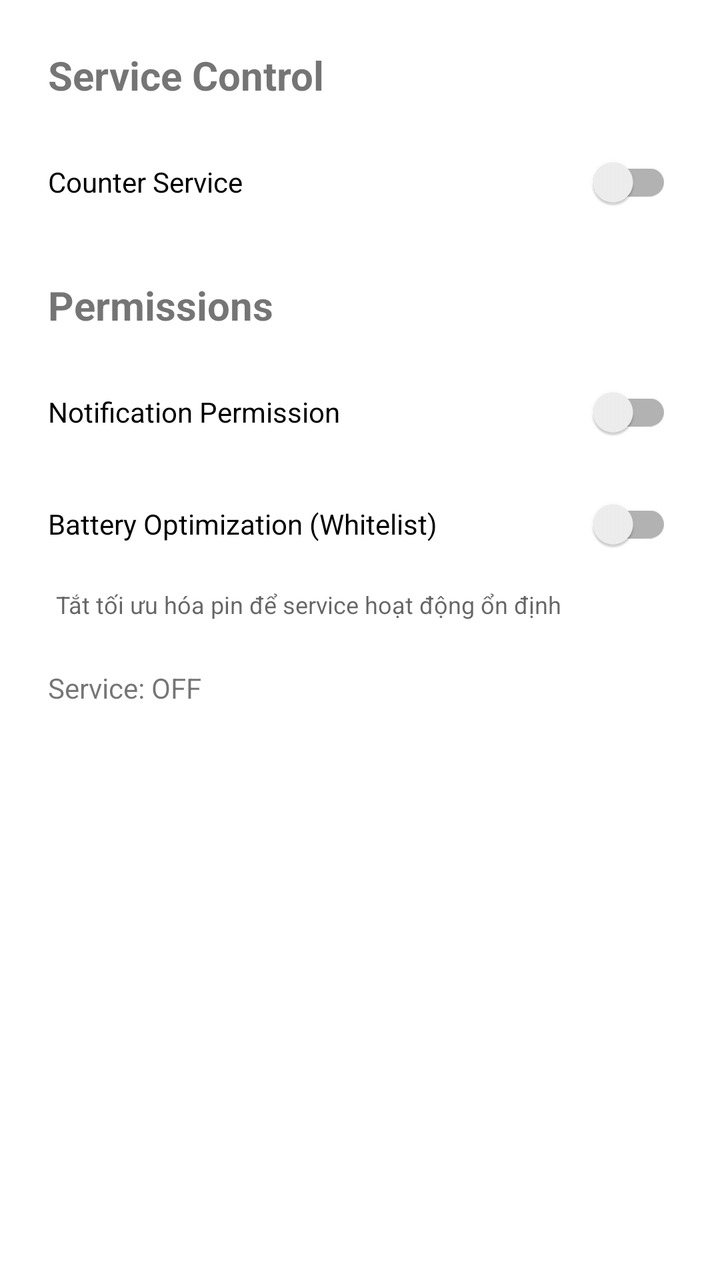
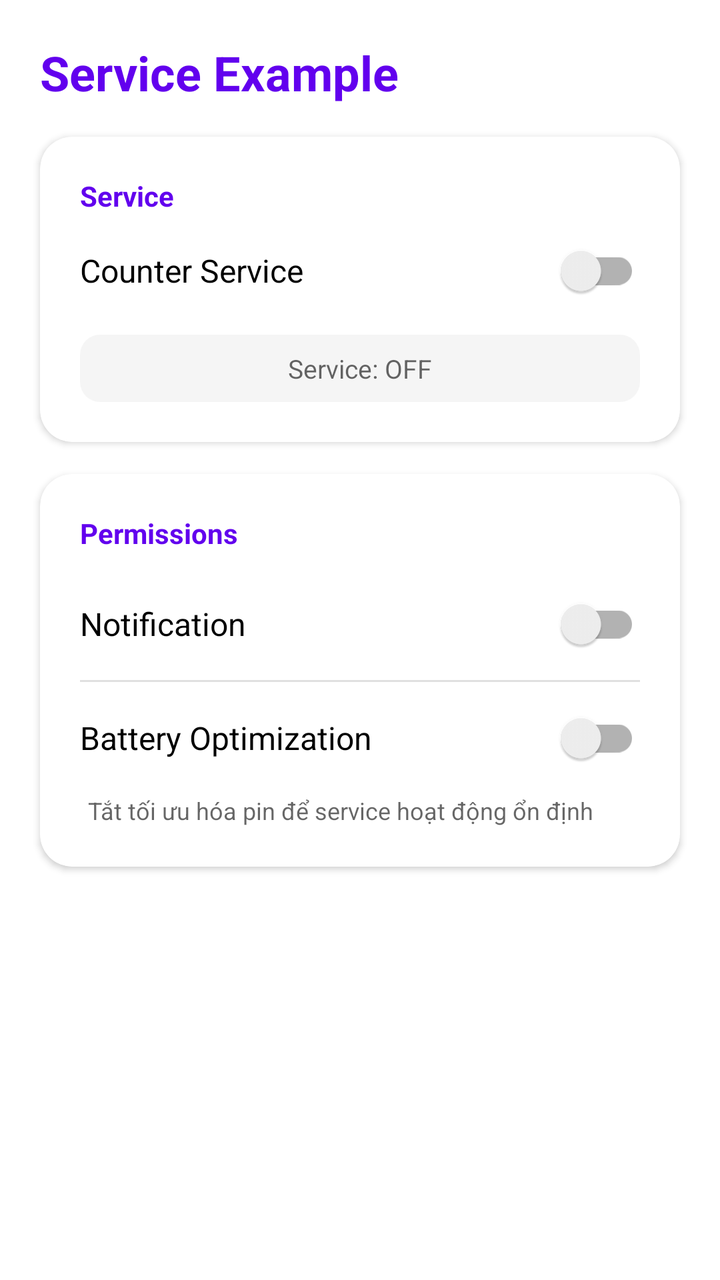

Compare the two renders of this Android layout. The source of the first and the diff that turns it into the second are given below.
<!-- AndroidManifest.xml: application theme Theme.ServiceExample -->
<!-- res/layout/activity_main.xml -->
<?xml version="1.0" encoding="utf-8"?>
<androidx.core.widget.NestedScrollView xmlns:android="http://schemas.android.com/apk/res/android"
    xmlns:app="http://schemas.android.com/apk/res-auto"
    xmlns:tools="http://schemas.android.com/tools"
    android:id="@+id/main"
    android:layout_width="match_parent"
    android:layout_height="match_parent"
    android:fitsSystemWindows="true"
    tools:context=".MainActivity">

    <LinearLayout
        android:layout_width="match_parent"
        android:layout_height="wrap_content"
        android:orientation="vertical"
        android:padding="24dp">

        <com.google.android.material.textview.MaterialTextView
            android:layout_width="wrap_content"
            android:layout_height="wrap_content"
            android:layout_marginBottom="16dp"
            android:text="Service Control"
            android:textSize="20sp"
            android:textStyle="bold" />

        <androidx.appcompat.widget.SwitchCompat
            android:id="@+id/switchService"
            android:layout_width="match_parent"
            android:layout_height="wrap_content"
            android:layout_marginBottom="24dp"
            android:minHeight="48dp"
            android:text="Counter Service" />

        <com.google.android.material.textview.MaterialTextView
            android:layout_width="wrap_content"
            android:layout_height="wrap_content"
            android:layout_marginBottom="16dp"
            android:text="Permissions"
            android:textSize="20sp"
            android:textStyle="bold" />

        <androidx.appcompat.widget.SwitchCompat
            android:id="@+id/switchNotification"
            android:layout_width="match_parent"
            android:layout_height="wrap_content"
            android:layout_marginBottom="8dp"
            android:minHeight="48dp"
            android:text="Notification Permission" />

        <androidx.appcompat.widget.SwitchCompat
            android:id="@+id/switchBatteryOptimization"
            android:layout_width="match_parent"
            android:layout_height="wrap_content"
            android:layout_marginBottom="8dp"
            android:minHeight="48dp"
            android:text="Battery Optimization (Whitelist)" />

        <com.google.android.material.textview.MaterialTextView
            android:id="@+id/tvBatteryHint"
            android:layout_width="match_parent"
            android:layout_height="wrap_content"
            android:layout_marginStart="4dp"
            android:layout_marginBottom="24dp"
            android:text="Tắt tối ưu hóa pin để service hoạt động ổn định"
            android:textColor="?android:textColorSecondary"
            android:textSize="12sp" />

        <com.google.android.material.textview.MaterialTextView
            android:id="@+id/tvStatus"
            android:layout_width="match_parent"
            android:layout_height="wrap_content"
            android:text="Service: OFF"
            android:textSize="14sp" />

    </LinearLayout>
</androidx.core.widget.NestedScrollView>
<!-- resources referenced by this layout -->
<resources>
  <style name="Theme.ServiceExample" parent="Theme.MaterialComponents.DayNight.NoActionBar">
        
        <item name="colorPrimary">@color/purple_500</item>
        <item name="colorPrimaryVariant">@color/purple_700</item>
        <item name="colorOnPrimary">@color/white</item>
        
        <item name="colorSecondary">@color/teal_200</item>
        <item name="colorSecondaryVariant">@color/teal_700</item>
        <item name="colorOnSecondary">@color/black</item>
        
        <item name="android:statusBarColor">?attr/colorPrimaryVariant</item>
        
    </style>
  <color name="purple_500">#FF6200EE</color>
  <color name="purple_700">#FF3700B3</color>
  <color name="white">#FFFFFFFF</color>
  <color name="teal_200">#FF03DAC5</color>
  <color name="teal_700">#FF018786</color>
  <color name="black">#FF000000</color>
</resources>

<!-- the commit's change to res/layout/activity_main.xml (unified diff, before → after) -->
@@ -5,71 +5,133 @@
     android:id="@+id/main"
     android:layout_width="match_parent"
     android:layout_height="match_parent"
+    android:background="?android:colorBackground"
     android:fitsSystemWindows="true"
     tools:context=".MainActivity">
 
     <LinearLayout
         android:layout_width="match_parent"
         android:layout_height="wrap_content"
-        android:orientation="vertical"
-        android:padding="24dp">
+        android:padding="12dp"
+        android:orientation="vertical">
 
+        
         <com.google.android.material.textview.MaterialTextView
             android:layout_width="wrap_content"
             android:layout_height="wrap_content"
-            android:layout_marginBottom="16dp"
-            android:text="Service Control"
-            android:textSize="20sp"
+            android:layout_margin="8dp"
+            android:text="Service Example"
+            android:textColor="?colorPrimary"
+            android:textSize="24sp"
             android:textStyle="bold" />
 
-        <androidx.appcompat.widget.SwitchCompat
-            android:id="@+id/switchService"
+        
+        <com.google.android.material.card.MaterialCardView
             android:layout_width="match_parent"
             android:layout_height="wrap_content"
-            android:layout_marginBottom="24dp"
-            android:minHeight="48dp"
-            android:text="Counter Service" />
+            android:layout_margin="8dp"
+            app:cardCornerRadius="16dp"
+            app:cardElevation="2dp"
+            app:strokeWidth="0dp">
 
-        <com.google.android.material.textview.MaterialTextView
-            android:layout_width="wrap_content"
-            android:layout_height="wrap_content"
-            android:layout_marginBottom="16dp"
-            android:text="Permissions"
-            android:textSize="20sp"
-            android:textStyle="bold" />
+            <LinearLayout
+                android:layout_width="match_parent"
+                android:layout_height="wrap_content"
+                android:orientation="vertical"
+                android:padding="20dp">
 
-        <androidx.appcompat.widget.SwitchCompat
-            android:id="@+id/switchNotification"
+                <com.google.android.material.textview.MaterialTextView
+                    android:layout_width="wrap_content"
+                    android:layout_height="wrap_content"
+                    android:layout_marginBottom="4dp"
+                    android:text="Service"
+                    android:textColor="?colorPrimary"
+                    android:textSize="14sp"
+                    android:textStyle="bold" />
+
+                <androidx.appcompat.widget.SwitchCompat
+                    android:id="@+id/switchService"
+                    android:layout_width="match_parent"
+                    android:layout_height="wrap_content"
+                    android:minHeight="48dp"
+                    android:text="Counter Service"
+                    android:textSize="16sp" />
+
+                <com.google.android.material.textview.MaterialTextView
+                    android:id="@+id/tvStatus"
+                    android:layout_width="match_parent"
+                    android:layout_height="wrap_content"
+                    android:layout_marginTop="8dp"
+                    android:background="@drawable/bg_status"
+                    android:gravity="center"
+                    android:paddingVertical="8dp"
+                    android:text="Service: OFF"
+                    android:textColor="?android:textColorSecondary"
+                    android:textSize="13sp" />
+
+            </LinearLayout>
+        </com.google.android.material.card.MaterialCardView>
+
+        
+        <com.google.android.material.card.MaterialCardView
             android:layout_width="match_parent"
             android:layout_height="wrap_content"
-            android:layout_marginBottom="8dp"
-            android:minHeight="48dp"
-            android:text="Notification Permission" />
+            android:layout_margin="8dp"
+            app:cardCornerRadius="16dp"
+            app:cardElevation="2dp"
+            app:strokeWidth="0dp">
 
-        <androidx.appcompat.widget.SwitchCompat
-            android:id="@+id/switchBatteryOptimization"
-            android:layout_width="match_parent"
-            android:layout_height="wrap_content"
-            android:layout_marginBottom="8dp"
-            android:minHeight="48dp"
-            android:text="Battery Optimization (Whitelist)" />
+            <LinearLayout
+                android:layout_width="match_parent"
+                android:layout_height="wrap_content"
+                android:orientation="vertical"
+                android:padding="20dp">
 
-        <com.google.android.material.textview.MaterialTextView
-            android:id="@+id/tvBatteryHint"
-            android:layout_width="match_parent"
-            android:layout_height="wrap_content"
-            android:layout_marginStart="4dp"
-            android:layout_marginBottom="24dp"
-            android:text="Tắt tối ưu hóa pin để service hoạt động ổn định"
-            android:textColor="?android:textColorSecondary"
-            android:textSize="12sp" />
+                <com.google.android.material.textview.MaterialTextView
+                    android:layout_width="wrap_content"
+                    android:layout_height="wrap_content"
+                    android:layout_marginBottom="12dp"
+                    android:text="Permissions"
+                    android:textColor="?colorPrimary"
+                    android:textSize="14sp"
+                    android:textStyle="bold" />
 
-        <com.google.android.material.textview.MaterialTextView
-            android:id="@+id/tvStatus"
-            android:layout_width="match_parent"
-            android:layout_height="wrap_content"
-            android:text="Service: OFF"
-            android:textSize="14sp" />
+                <androidx.appcompat.widget.SwitchCompat
+                    android:id="@+id/switchNotification"
+                    android:layout_width="match_parent"
+                    android:layout_height="wrap_content"
+                    android:minHeight="48dp"
+                    android:text="Notification"
+                    android:textSize="16sp" />
+
+                <View
+                    android:layout_width="match_parent"
+                    android:layout_height="1dp"
+                    android:layout_marginVertical="4dp"
+                    android:background="?android:listDivider" />
+
+                <androidx.appcompat.widget.SwitchCompat
+                    android:id="@+id/switchBatteryOptimization"
+                    android:layout_width="match_parent"
+                    android:layout_height="wrap_content"
+                    android:minHeight="48dp"
+                    android:text="Battery Optimization"
+                    android:textSize="16sp" />
+
+                <com.google.android.material.textview.MaterialTextView
+                    android:id="@+id/tvBatteryHint"
+                    android:layout_width="match_parent"
+                    android:layout_height="wrap_content"
+                    android:layout_marginStart="4dp"
+                    android:layout_marginTop="4dp"
+                    android:text="Tắt tối ưu hóa pin để service hoạt động ổn định"
+                    android:textColor="?android:textColorSecondary"
+                    android:textSize="12sp" />
+
+            </LinearLayout>
+
+        </com.google.android.material.card.MaterialCardView>
 
     </LinearLayout>
+
 </androidx.core.widget.NestedScrollView>
<!-- resource entries referenced after the edit -->
@@ -1,5 +1,12 @@
 <!-- resources referenced by this layout -->
 <resources>
+  <!-- drawable bg_status (drawable) -->
+  <?xml version="1.0" encoding="utf-8"?>
+  <shape xmlns:android="http://schemas.android.com/apk/res/android"
+      android:shape="rectangle">
+      <solid android:color="#0A000000" />
+      <corners android:radius="10dp" />
+  </shape>
   <style name="Theme.ServiceExample" parent="Theme.MaterialComponents.DayNight.NoActionBar">
         
         <item name="colorPrimary">@color/purple_500</item>
